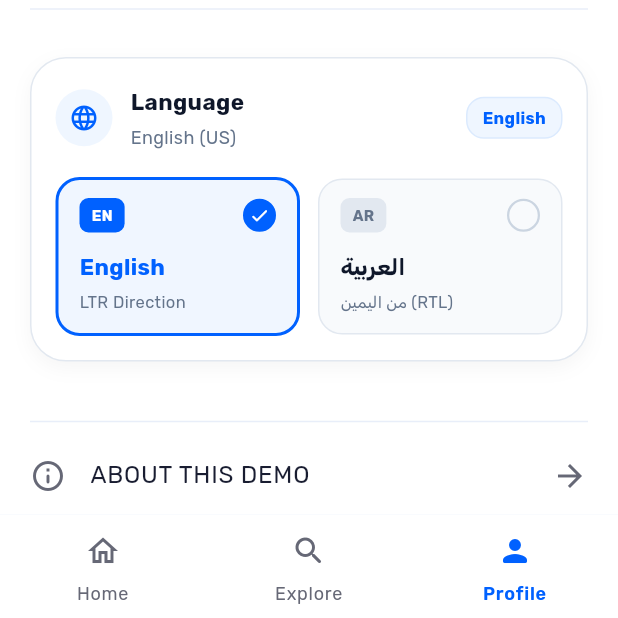
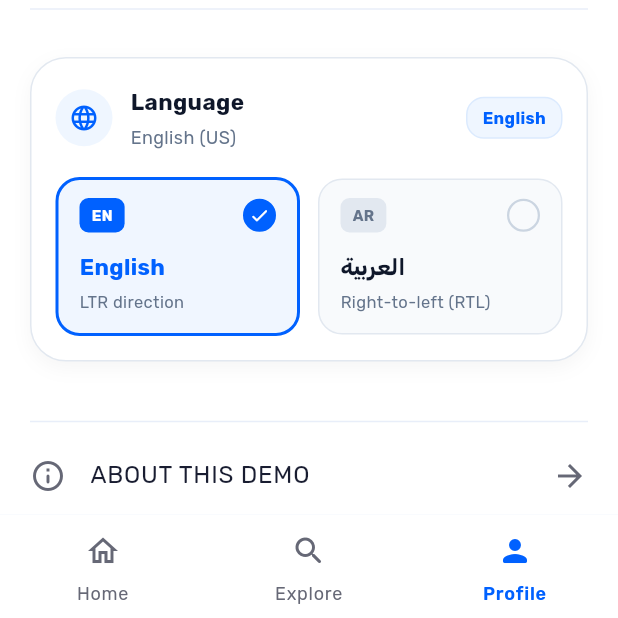
Before and after one commit to DevMHZ/mobile_task, a Flutter app: the screen it shows after launch, after a tap on the "person outline" icon, on a phone screen of 412 x 824 dp, the part 618-1236 px from its top. Run offline on Flutter 3.47's test engine with Material 3 defaults, Android fonts, the phone set to English and light mode, and no system bars; our stand-ins replace cached_network_image, dio, flutter_bloc, flutter_cache_manager, get_it, photo_view and 1 more; network calls fail.

Commit message:
fix(ui): localise remaining strings, real share text, RTL shimmer
Move language tooltip and direction subtitles to ARB, copy real item details on share instead of a fake demo URL, enlarge the quick language toggle to 48dp, and flip the shimmer gradient in RTL.

```diff
--- a/lib/core/widgets/app_shimmer.dart
+++ b/lib/core/widgets/app_shimmer.dart
@@ -57,9 +57,13 @@ class _AppShimmerState extends State<AppShimmer>
           blendMode: BlendMode.srcATop,
           shaderCallback: (bounds) {
             final progress = _controller.value;
+            final isRtl =
+                Directionality.of(context) == TextDirection.rtl;
             return LinearGradient(
-              begin: Alignment.centerLeft,
-              end: Alignment.centerRight,
+              begin: isRtl
+                  ? Alignment.centerRight
+                  : Alignment.centerLeft,
+              end: isRtl ? Alignment.centerLeft : Alignment.centerRight,
               colors: [base, highlight, base],
               stops: const [0.0, 0.5, 1.0],
               transform: _SlidingGradientTransform(
--- a/lib/features/catalog/presentation/ui/catalog_screen.dart
+++ b/lib/features/catalog/presentation/ui/catalog_screen.dart
@@ -452,9 +452,11 @@ class _QuickLanguageToggle extends StatelessWidget {
             final next = isArabic ? 'en' : 'ar';
             context.read<PreferencesCubit>().selectLocale(next);
           },
-          tooltip: isArabic ? 'Switch to English' : 'التحويل إلى العربية',
+          tooltip: isArabic
+              ? context.l10n.switchToEnglish
+              : context.l10n.switchToArabic,
           padding: EdgeInsets.zero,
-          constraints: const BoxConstraints(minWidth: 36, minHeight: 36),
+          constraints: const BoxConstraints(minWidth: 48, minHeight: 48),
           icon: Container(
             padding: const EdgeInsets.symmetric(horizontal: 7, vertical: 3),
             decoration: BoxDecoration(
--- a/lib/features/catalog/presentation/ui/widgets/product_actions_menu.dart
+++ b/lib/features/catalog/presentation/ui/widgets/product_actions_menu.dart
@@ -178,8 +178,12 @@ class ProductActionsMenu extends StatelessWidget {
   Future<void> _share(BuildContext context) async {
     final messenger = ScaffoldMessenger.of(context);
     final msg = context.l10n.itemShared;
+    // No public listing URL exists for DummyJSON sample data, so share
+    // copies the item's real details instead of inventing a link.
     await Clipboard.setData(
-      ClipboardData(text: 'https://realestate.demo/property/${product.id}'),
+      ClipboardData(
+        text: '${product.title}\n${context.money(product.price)}',
+      ),
     );
     if (messenger.mounted) {
       AppFeedback.success(messenger, msg);
--- a/lib/features/settings/presentation/ui/settings_screen.dart
+++ b/lib/features/settings/presentation/ui/settings_screen.dart
@@ -244,7 +244,7 @@ class LanguageSelectorCard extends StatelessWidget {
                 child: _LanguageOptionCard(
                   title: l.english,
                   code: 'en',
-                  subtitle: 'LTR Direction',
+                  subtitle: l.ltrDirection,
                   isSelected: !isArabic,
                   onTap: disabled || !isArabic ? null : () => onSelect('en'),
                 ),
@@ -254,7 +254,7 @@ class LanguageSelectorCard extends StatelessWidget {
                 child: _LanguageOptionCard(
                   title: l.arabic,
                   code: 'ar',
-                  subtitle: 'من اليمين (RTL)',
+                  subtitle: l.rtlDirection,
                   isSelected: isArabic,
                   onTap: disabled || isArabic ? null : () => onSelect('ar'),
                 ),
```
